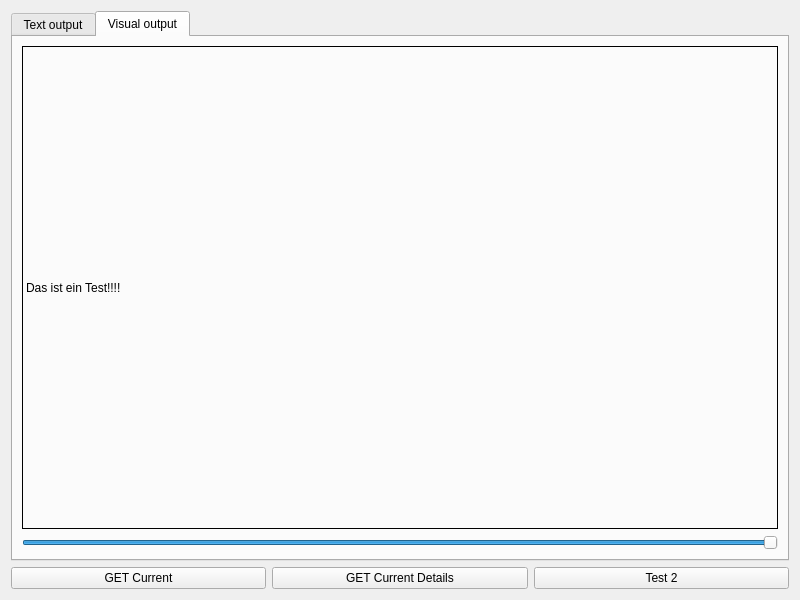
Old version of the form src/form.ui in the repository saridacloud/SARIDA-Edge-REST-API-Test-Client.
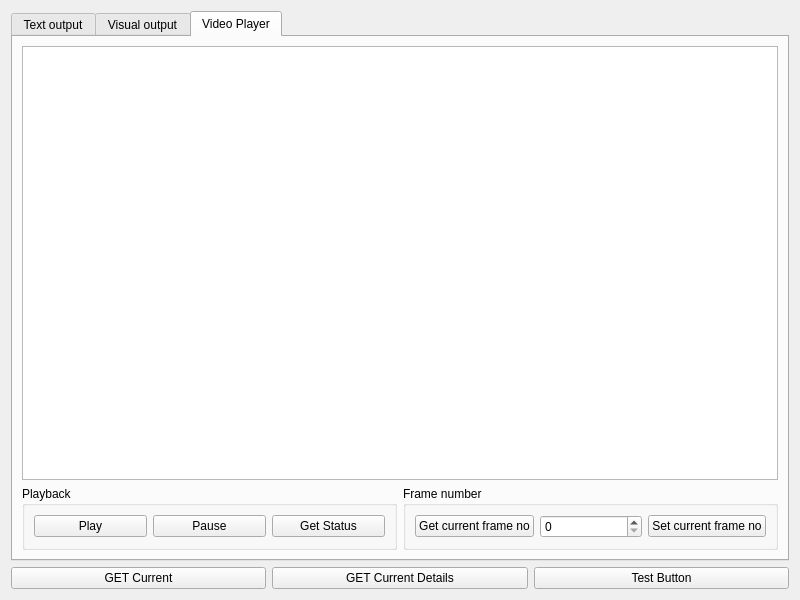
New version of the form.

Commit message: Update UI: Player control support

Patch:
```diff
--- a/src/form.ui
+++ b/src/form.ui
@@ -19,7 +19,7 @@
      <item>
       <widget class="QTabWidget" name="tabWidget">
        <property name="currentIndex">
-        <number>1</number>
+        <number>2</number>
        </property>
        <widget class="QWidget" name="tabTextOutput">
         <attribute name="title">
@@ -41,6 +41,9 @@
            <property name="frameShape">
             <enum>QFrame::Box</enum>
            </property>
+           <property name="lineWidth">
+            <number>3</number>
+           </property>
            <property name="text">
             <string>Das ist ein Test!!!!</string>
            </property>
@@ -58,6 +61,76 @@
          </item>
         </layout>
        </widget>
+       <widget class="QWidget" name="tab">
+        <attribute name="title">
+         <string>Video Player</string>
+        </attribute>
+        <layout class="QVBoxLayout" name="verticalLayout">
+         <item>
+          <widget class="QTextEdit" name="textEdit"/>
+         </item>
+         <item>
+          <layout class="QHBoxLayout" name="horizontalLayout_3">
+           <item>
+            <widget class="QGroupBox" name="groupBox">
+             <property name="title">
+              <string>Playback</string>
+             </property>
+             <layout class="QHBoxLayout" name="horizontalLayout_4">
+              <item>
+               <widget class="QPushButton" name="pBtn_playback_play">
+                <property name="text">
+                 <string>Play</string>
+                </property>
+               </widget>
+              </item>
+              <item>
+               <widget class="QPushButton" name="pBtn_playback_pause">
+                <property name="text">
+                 <string>Pause</string>
+                </property>
+               </widget>
+              </item>
+              <item>
+               <widget class="QPushButton" name="pBtn_playback_get">
+                <property name="text">
+                 <string>Get Status</string>
+                </property>
+               </widget>
+              </item>
+             </layout>
+            </widget>
+           </item>
+           <item>
+            <widget class="QGroupBox" name="groupBox_2">
+             <property name="title">
+              <string>Frame number</string>
+             </property>
+             <layout class="QHBoxLayout" name="horizontalLayout_5">
+              <item>
+               <widget class="QPushButton" name="pBtn_frameno_get">
+                <property name="text">
+                 <string>Get current frame no</string>
+                </property>
+               </widget>
+              </item>
+              <item>
+               <widget class="QSpinBox" name="sBox_frameno"/>
+              </item>
+              <item>
+               <widget class="QPushButton" name="pBtn_frameno_set">
+                <property name="text">
+                 <string>Set current frame no</string>
+                </property>
+               </widget>
+              </item>
+             </layout>
+            </widget>
+           </item>
+          </layout>
+         </item>
+        </layout>
+       </widget>
       </widget>
      </item>
      <item>
@@ -79,7 +152,7 @@
        <item>
         <widget class="QPushButton" name="pBtnTest">
          <property name="text">
-          <string>Test 2</string>
+          <string>Test Button</string>
          </property>
         </widget>
        </item>
```
The commit also changes 1 other file.
